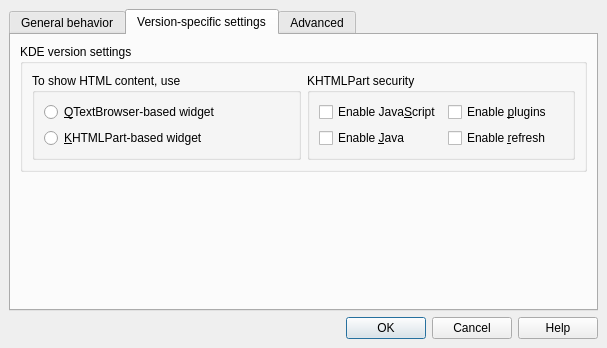
Before: the Qt Designer form src/dialog_setup.ui in gyunaev/kchmviewer, drawn with Qt 5.
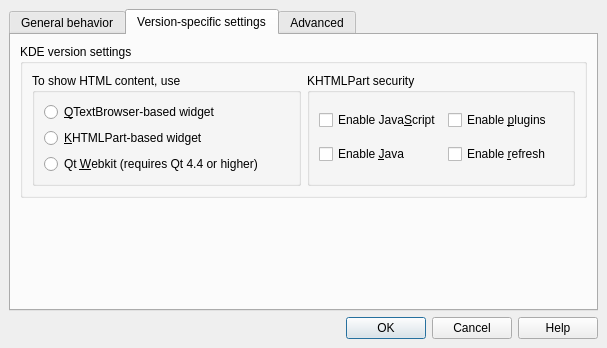
After: the same form once the commit is applied. The open tabs and pages were chosen to show the change.

Commit message: Webkit integration addedd

```diff
--- a/src/dialog_setup.ui
+++ b/src/dialog_setup.ui
@@ -421,6 +421,13 @@
                </property>
               </widget>
              </item>
+             <item>
+              <widget class="QRadioButton" name="m_radioUseQtWebkit" >
+               <property name="text" >
+                <string>Qt &amp;Webkit (requires Qt 4.4 or higher)</string>
+               </property>
+              </widget>
+             </item>
             </layout>
            </widget>
           </item>
```
The commit also changes 9 other files.
